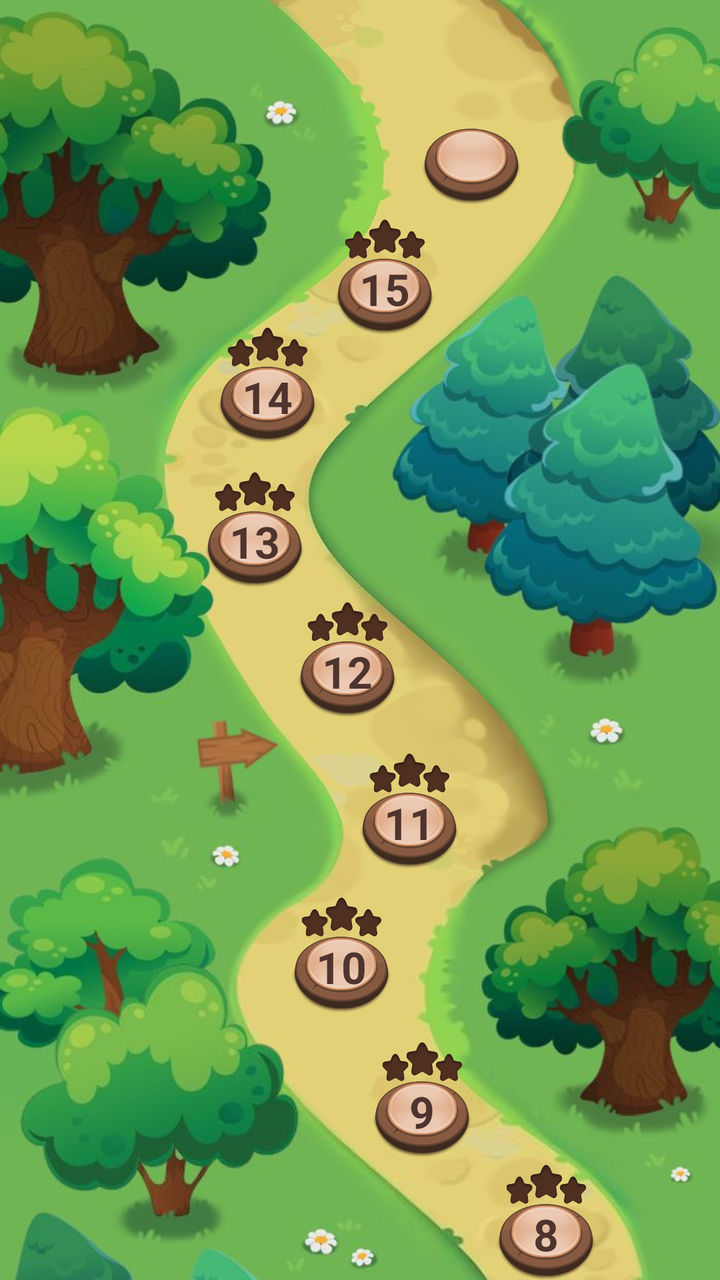
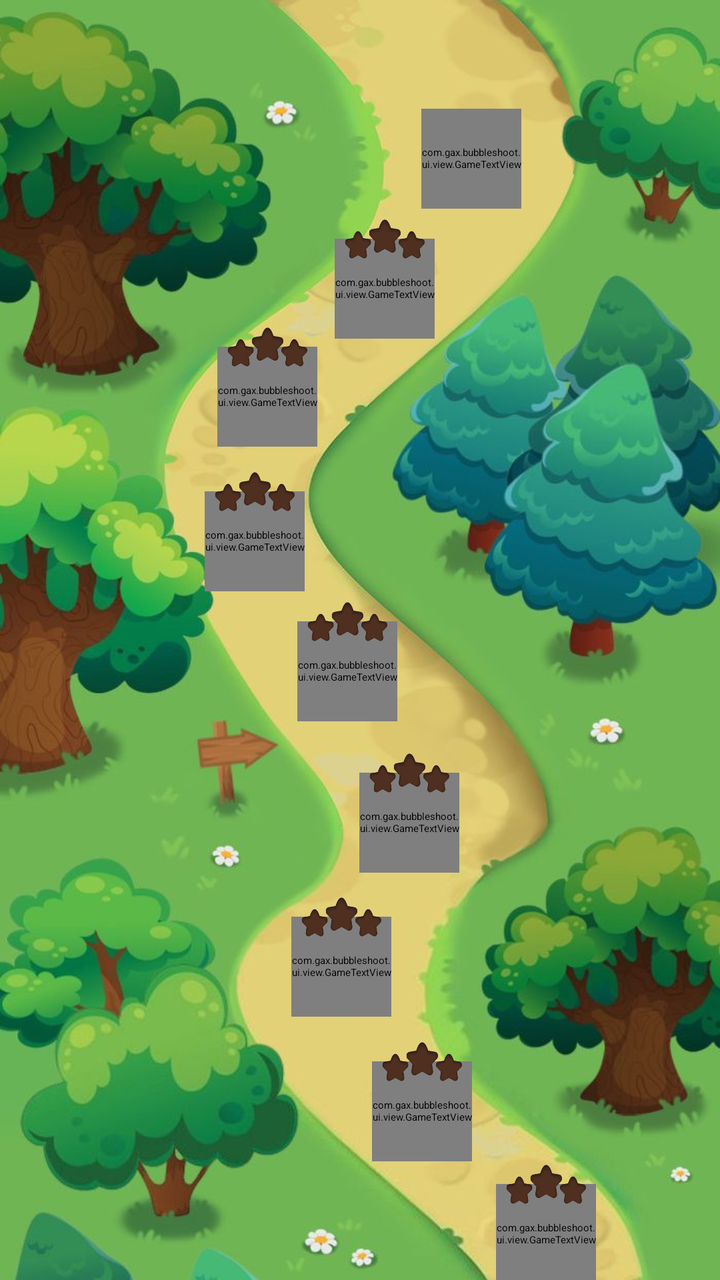

Two renders of the same Android screen: before a commit and after it. Below are the layout's source before the change and the commit's diff.
<!-- AndroidManifest.xml: application theme Theme.App.Starting -->
<!-- res/layout/view_map_level.xml -->
<?xml version="1.0" encoding="utf-8"?>
<ScrollView
    xmlns:android="http://schemas.android.com/apk/res/android"
    xmlns:app="http://schemas.android.com/apk/res-auto"
    xmlns:tools="http://schemas.android.com/tools"
    android:id="@+id/layout_map"
    android:layout_width="match_parent"
    android:layout_height="match_parent"
    android:layout_marginTop="@dimen/image_state_height"
    tools:ignore="ContentDescription">

    <androidx.constraintlayout.widget.ConstraintLayout
        android:layout_width="match_parent"
        android:layout_height="wrap_content">

        <ImageView
            android:id="@+id/image_map_01"
            android:layout_width="0dp"
            android:layout_height="0dp"
            android:background="@drawable/map_01"
            app:layout_constraintBottom_toBottomOf="parent"
            app:layout_constraintDimensionRatio="7:8"
            app:layout_constraintEnd_toEndOf="parent"
            app:layout_constraintStart_toStartOf="parent" />

        <ImageView
            android:id="@+id/image_map_02"
            android:layout_width="0dp"
            android:layout_height="0dp"
            android:background="@drawable/map_02"
            app:layout_constraintBottom_toTopOf="@id/image_map_01"
            app:layout_constraintDimensionRatio="7:8"
            app:layout_constraintEnd_toEndOf="parent"
            app:layout_constraintStart_toStartOf="parent" />

        <ImageView
            android:id="@+id/image_map_03"
            android:layout_width="0dp"
            android:layout_height="0dp"
            android:background="@drawable/map_03"
            app:layout_constraintBottom_toTopOf="@id/image_map_02"
            app:layout_constraintDimensionRatio="7:8"
            app:layout_constraintEnd_toEndOf="parent"
            app:layout_constraintStart_toStartOf="parent" />

        <TextView
            android:id="@+id/btn_level_previous"
            android:layout_width="@dimen/btn_level_width"
            android:layout_height="@dimen/btn_level_width"
            android:background="@drawable/btn_level"
            app:fontFamily="@font/baloo"
            android:gravity="center"
            android:textColor="@color/brown"
            android:textSize="@dimen/txt_dialog_size"
            android:textStyle="bold"
            app:layout_constraintBottom_toBottomOf="@id/image_map_01"
            app:layout_constraintEnd_toEndOf="parent"
            app:layout_constraintHorizontal_bias="0.5"
            app:layout_constraintStart_toStartOf="parent"
            app:layout_constraintTop_toTopOf="@id/image_map_01"
            app:layout_constraintVertical_bias="0.85" />

        <TextView
            android:id="@+id/btn_level_1"
            android:layout_width="@dimen/btn_level_width"
            android:layout_height="@dimen/btn_level_width"
            android:background="@drawable/btn_level"
            app:fontFamily="@font/baloo"
            android:gravity="center"
            android:text="1"
            android:textColor="@color/brown"
            android:textSize="@dimen/txt_level_size"
            android:textStyle="bold"
            app:layout_constraintBottom_toBottomOf="@id/image_map_01"
            app:layout_constraintEnd_toEndOf="parent"
            app:layout_constraintHorizontal_bias="0.33"
            app:layout_constraintStart_toStartOf="parent"
            app:layout_constraintTop_toTopOf="@id/image_map_01"
            app:layout_constraintVertical_bias="0.67" />

        <ImageView
            android:id="@+id/image_level_star_1"
            android:layout_width="@dimen/image_level_star_width"
            android:layout_height="0dp"
            android:src="@drawable/star_set_bg"
            app:layout_constraintBottom_toTopOf="@+id/btn_level_1"
            app:layout_constraintDimensionRatio="2:1"
            app:layout_constraintEnd_toEndOf="@id/btn_level_1"
            app:layout_constraintStart_toStartOf="@id/btn_level_1"
            app:layout_constraintTop_toTopOf="@id/btn_level_1" />

        <TextView
            android:id="@+id/btn_level_2"
            android:layout_width="@dimen/btn_level_width"
            android:layout_height="@dimen/btn_level_width"
            android:background="@drawable/btn_level"
            app:fontFamily="@font/baloo"
            android:gravity="center"
            android:text="2"
            android:textColor="@color/brown"
            android:textSize="@dimen/txt_level_size"
            android:textStyle="bold"
            app:layout_constraintBottom_toBottomOf="@id/image_map_01"
            app:layout_constraintEnd_toEndOf="parent"
            app:layout_constraintHorizontal_bias="0.37"
            app:layout_constraintStart_toStartOf="parent"
            app:layout_constraintTop_toTopOf="@id/image_map_01"
            app:layout_constraintVertical_bias="0.45" />

        <ImageView
            android:id="@+id/image_level_star_2"
            android:layout_width="@dimen/image_level_star_width"
            android:layout_height="0dp"
            android:src="@drawable/star_set_bg"
            app:layout_constraintBottom_toTopOf="@+id/btn_level_2"
            app:layout_constraintDimensionRatio="2:1"
            app:layout_constraintEnd_toEndOf="@id/btn_level_2"
            app:layout_constraintStart_toStartOf="@id/btn_level_2"
            app:layout_constraintTop_toTopOf="@id/btn_level_2" />

        <TextView
            android:id="@+id/btn_level_3"
            android:layout_width="@dimen/btn_level_width"
            android:layout_height="@dimen/btn_level_width"
            android:background="@drawable/btn_level"
            app:fontFamily="@font/baloo"
            android:gravity="center"
            android:text="3"
            android:textColor="@color/brown"
            android:textSize="@dimen/txt_level_size"
            android:textStyle="bold"
            app:layout_constraintBottom_toBottomOf="@id/image_map_01"
            app:layout_constraintEnd_toEndOf="parent"
            app:layout_constraintHorizontal_bias="0.58"
            app:layout_constraintStart_toStartOf="parent"
            app:layout_constraintTop_toTopOf="@id/image_map_01"
            app:layout_constraintVertical_bias="0.3" />

        <ImageView
            android:id="@+id/image_level_star_3"
            android:layout_width="@dimen/image_level_star_width"
            android:layout_height="0dp"
            android:src="@drawable/star_set_bg"
            app:layout_constraintBottom_toTopOf="@+id/btn_level_3"
            app:layout_constraintDimensionRatio="2:1"
            app:layout_constraintEnd_toEndOf="@id/btn_level_3"
            app:layout_constraintStart_toStartOf="@id/btn_level_3"
            app:layout_constraintTop_toTopOf="@id/btn_level_3" />

        <TextView
            android:id="@+id/btn_level_4"
            android:layout_width="@dimen/btn_level_width"
            android:layout_height="@dimen/btn_level_width"
            android:background="@drawable/btn_level"
            app:fontFamily="@font/baloo"
            android:gravity="center"
            android:text="4"
            android:textColor="@color/brown"
            android:textSize="@dimen/txt_level_size"
            android:textStyle="bold"
            app:layout_constraintBottom_toBottomOf="@id/image_map_01"
            app:layout_constraintEnd_toEndOf="parent"
            app:layout_constraintHorizontal_bias="0.7"
            app:layout_constraintStart_toStartOf="parent"
            app:layout_constraintTop_toTopOf="@id/image_map_01"
            app:layout_constraintVertical_bias="0.12" />

        <ImageView
            android:id="@+id/image_level_star_4"
            android:layout_width="@dimen/image_level_star_width"
            android:layout_height="0dp"
            android:src="@drawable/star_set_bg"
            app:layout_constraintBottom_toTopOf="@+id/btn_level_4"
            app:layout_constraintDimensionRatio="2:1"
            app:layout_constraintEnd_toEndOf="@id/btn_level_4"
            app:layout_constraintStart_toStartOf="@id/btn_level_4"
            app:layout_constraintTop_toTopOf="@id/btn_level_4" />

        <TextView
            android:id="@+id/btn_level_5"
            android:layout_width="@dimen/btn_level_width"
            android:layout_height="@dimen/btn_level_width"
            android:background="@drawable/btn_level"
            app:fontFamily="@font/baloo"
            android:gravity="center"
            android:text="5"
            android:textColor="@color/brown"
            android:textSize="@dimen/txt_level_size"
            android:textStyle="bold"
            app:layout_constraintBottom_toBottomOf="@id/image_map_01"
            app:layout_constraintEnd_toEndOf="parent"
            app:layout_constraintHorizontal_bias="0.56"
            app:layout_constraintStart_toStartOf="parent"
            app:layout_constraintTop_toTopOf="@id/image_map_02" />

        <ImageView
            android:id="@+id/image_level_star_5"
            android:layout_width="@dimen/image_level_star_width"
            android:layout_height="0dp"
            android:src="@drawable/star_set_bg"
            app:layout_constraintBottom_toTopOf="@+id/btn_level_5"
            app:layout_constraintDimensionRatio="2:1"
            app:layout_constraintEnd_toEndOf="@id/btn_level_5"
            app:layout_constraintStart_toStartOf="@id/btn_level_5"
            app:layout_constraintTop_toTopOf="@id/btn_level_5" />

        <TextView
            android:id="@+id/btn_level_6"
            android:layout_width="@dimen/btn_level_width"
            android:layout_height="@dimen/btn_level_width"
            android:background="@drawable/btn_level"
            app:fontFamily="@font/baloo"
            android:gravity="center"
            android:text="6"
            android:textColor="@color/brown"
            android:textSize="@dimen/txt_level_size"
            android:textStyle="bold"
            app:layout_constraintBottom_toBottomOf="@id/image_map_02"
            app:layout_constraintEnd_toEndOf="parent"
            app:layout_constraintHorizontal_bias="0.64"
            app:layout_constraintStart_toStartOf="parent"
            app:layout_constraintTop_toTopOf="@id/image_map_02"
            app:layout_constraintVertical_bias="0.88" />

        <ImageView
            android:id="@+id/image_level_star_6"
            android:layout_width="@dimen/image_level_star_width"
            android:layout_height="0dp"
            android:src="@drawable/star_set_bg"
            app:layout_constraintBottom_toTopOf="@+id/btn_level_6"
            app:layout_constraintDimensionRatio="2:1"
            app:layout_constraintEnd_toEndOf="@id/btn_level_6"
            app:layout_constraintStart_toStartOf="@id/btn_level_6"
            app:layout_constraintTop_toTopOf="@id/btn_level_6" />

        <TextView
            android:id="@+id/btn_level_7"
            android:layout_width="@dimen/btn_level_width"
            android:layout_height="@dimen/btn_level_width"
            android:background="@drawable/btn_level"
            app:fontFamily="@font/baloo"
            android:gravity="center"
            android:text="7"
            android:textColor="@color/brown"
            android:textSize="@dimen/txt_level_size"
            android:textStyle="bold"
            app:layout_constraintBottom_toBottomOf="@id/image_map_02"
            app:layout_constraintEnd_toEndOf="parent"
            app:layout_constraintHorizontal_bias="0.81"
            app:layout_constraintStart_toStartOf="parent"
            app:layout_constraintTop_toTopOf="@id/image_map_02"
            app:layout_constraintVertical_bias="0.72" />

        <ImageView
            android:id="@+id/image_level_star_7"
            android:layout_width="@dimen/image_level_star_width"
            android:layout_height="0dp"
            android:src="@drawable/star_set_bg"
            app:layout_constraintBottom_toTopOf="@+id/btn_level_7"
            app:layout_constraintDimensionRatio="2:1"
            app:layout_constraintEnd_toEndOf="@id/btn_level_7"
            app:layout_constraintStart_toStartOf="@id/btn_level_7"
            app:layout_constraintTop_toTopOf="@id/btn_level_7" />

        <TextView
            android:id="@+id/btn_level_8"
            android:layout_width="@dimen/btn_level_width"
            android:layout_height="@dimen/btn_level_width"
            android:background="@drawable/btn_level"
            app:fontFamily="@font/baloo"
            android:gravity="center"
            android:text="8"
            android:textColor="@color/brown"
            android:textSize="@dimen/txt_level_size"
            android:textStyle="bold"
            app:layout_constraintBottom_toBottomOf="@id/image_map_02"
            app:layout_constraintEnd_toEndOf="parent"
            app:layout_constraintHorizontal_bias="0.8"
            app:layout_constraintStart_toStartOf="parent"
            app:layout_constraintTop_toTopOf="@id/image_map_02"
            app:layout_constraintVertical_bias="0.5" />

        <ImageView
            android:id="@+id/image_level_star_8"
            android:layout_width="@dimen/image_level_star_width"
            android:layout_height="0dp"
            android:src="@drawable/star_set_bg"
            app:layout_constraintBottom_toTopOf="@+id/btn_level_8"
            app:layout_constraintDimensionRatio="2:1"
            app:layout_constraintEnd_toEndOf="@id/btn_level_8"
            app:layout_constraintStart_toStartOf="@id/btn_level_8"
            app:layout_constraintTop_toTopOf="@id/btn_level_8" />

        <TextView
            android:id="@+id/btn_level_9"
            android:layout_width="@dimen/btn_level_width"
            android:layout_height="@dimen/btn_level_width"
            android:background="@drawable/btn_level"
            app:fontFamily="@font/baloo"
            android:gravity="center"
            android:text="9"
            android:textColor="@color/brown"
            android:textSize="@dimen/txt_level_size"
            android:textStyle="bold"
            app:layout_constraintBottom_toBottomOf="@id/image_map_02"
            app:layout_constraintEnd_toEndOf="parent"
            app:layout_constraintHorizontal_bias="0.6"
            app:layout_constraintStart_toStartOf="parent"
            app:layout_constraintTop_toTopOf="@id/image_map_02"
            app:layout_constraintVertical_bias="0.33" />

        <ImageView
            android:id="@+id/image_level_star_9"
            android:layout_width="@dimen/image_level_star_width"
            android:layout_height="0dp"
            android:src="@drawable/star_set_bg"
            app:layout_constraintBottom_toTopOf="@+id/btn_level_9"
            app:layout_constraintDimensionRatio="2:1"
            app:layout_constraintEnd_toEndOf="@id/btn_level_9"
            app:layout_constraintStart_toStartOf="@id/btn_level_9"
            app:layout_constraintTop_toTopOf="@id/btn_level_9" />

        <TextView
            android:id="@+id/btn_level_10"
            android:layout_width="@dimen/btn_level_width"
            android:layout_height="@dimen/btn_level_width"
            android:background="@drawable/btn_level"
            app:fontFamily="@font/baloo"
            android:gravity="center"
            android:text="10"
            android:textColor="@color/brown"
            android:textSize="@dimen/txt_level_size"
            android:textStyle="bold"
            app:layout_constraintBottom_toBottomOf="@id/image_map_02"
            app:layout_constraintEnd_toEndOf="parent"
            app:layout_constraintHorizontal_bias="0.47"
            app:layout_constraintStart_toStartOf="parent"
            app:layout_constraintTop_toTopOf="@id/image_map_02"
            app:layout_constraintVertical_bias="0.13" />

        <ImageView
            android:id="@+id/image_level_star_10"
            android:layout_width="@dimen/image_level_star_width"
            android:layout_height="0dp"
            android:src="@drawable/star_set_bg"
            app:layout_constraintBottom_toTopOf="@+id/btn_level_10"
            app:layout_constraintDimensionRatio="2:1"
            app:layout_constraintEnd_toEndOf="@id/btn_level_10"
            app:layout_constraintStart_toStartOf="@id/btn_level_10"
            app:layout_constraintTop_toTopOf="@id/btn_level_10" />

        <TextView
            android:id="@+id/btn_level_11"
            android:layout_width="@dimen/btn_level_width"
            android:layout_height="@dimen/btn_level_width"
            android:background="@drawable/btn_level"
            app:fontFamily="@font/baloo"
            android:gravity="center"
            android:text="11"
            android:textColor="@color/brown"
            android:textSize="@dimen/txt_level_size"
            android:textStyle="bold"
            app:layout_constraintBottom_toBottomOf="@id/image_map_02"
            app:layout_constraintEnd_toEndOf="parent"
            app:layout_constraintHorizontal_bias="0.58"
            app:layout_constraintStart_toStartOf="parent"
            app:layout_constraintTop_toTopOf="@id/image_map_03" />

        <ImageView
            android:id="@+id/image_level_star_11"
            android:layout_width="@dimen/image_level_star_width"
            android:layout_height="0dp"
            android:src="@drawable/star_set_bg"
            app:layout_constraintBottom_toTopOf="@+id/btn_level_11"
            app:layout_constraintDimensionRatio="2:1"
            app:layout_constraintEnd_toEndOf="@id/btn_level_11"
            app:layout_constraintStart_toStartOf="@id/btn_level_11"
            app:layout_constraintTop_toTopOf="@id/btn_level_11" />

        <TextView
            android:id="@+id/btn_level_12"
            android:layout_width="@dimen/btn_level_width"
            android:layout_height="@dimen/btn_level_width"
            android:background="@drawable/btn_level"
            app:fontFamily="@font/baloo"
            android:gravity="center"
            android:text="12"
            android:textColor="@color/brown"
            android:textSize="@dimen/txt_level_size"
            android:textStyle="bold"
            app:layout_constraintBottom_toBottomOf="@id/image_map_03"
            app:layout_constraintEnd_toEndOf="parent"
            app:layout_constraintHorizontal_bias="0.48"
            app:layout_constraintStart_toStartOf="parent"
            app:layout_constraintTop_toTopOf="@id/image_map_03"
            app:layout_constraintVertical_bias="0.86" />

        <ImageView
            android:id="@+id/image_level_star_12"
            android:layout_width="@dimen/image_level_star_width"
            android:layout_height="0dp"
            android:src="@drawable/star_set_bg"
            app:layout_constraintBottom_toTopOf="@+id/btn_level_12"
            app:layout_constraintDimensionRatio="2:1"
            app:layout_constraintEnd_toEndOf="@id/btn_level_12"
            app:layout_constraintStart_toStartOf="@id/btn_level_12"
            app:layout_constraintTop_toTopOf="@id/btn_level_12" />

        <TextView
            android:id="@+id/btn_level_13"
            android:layout_width="@dimen/btn_level_width"
            android:layout_height="@dimen/btn_level_width"
            android:background="@drawable/btn_level"
            app:fontFamily="@font/baloo"
            android:gravity="center"
            android:text="13"
            android:textColor="@color/brown"
            android:textSize="@dimen/txt_level_size"
            android:textStyle="bold"
            app:layout_constraintBottom_toBottomOf="@id/image_map_03"
            app:layout_constraintEnd_toEndOf="parent"
            app:layout_constraintHorizontal_bias="0.33"
            app:layout_constraintStart_toStartOf="parent"
            app:layout_constraintTop_toTopOf="@id/image_map_03"
            app:layout_constraintVertical_bias="0.68" />

        <ImageView
            android:id="@+id/image_level_star_13"
            android:layout_width="@dimen/image_level_star_width"
            android:layout_height="0dp"
            android:src="@drawable/star_set_bg"
            app:layout_constraintBottom_toTopOf="@+id/btn_level_13"
            app:layout_constraintDimensionRatio="2:1"
            app:layout_constraintEnd_toEndOf="@id/btn_level_13"
            app:layout_constraintStart_toStartOf="@id/btn_level_13"
            app:layout_constraintTop_toTopOf="@id/btn_level_13" />

        <TextView
            android:id="@+id/btn_level_14"
            android:layout_width="@dimen/btn_level_width"
            android:layout_height="@dimen/btn_level_width"
            android:background="@drawable/btn_level"
            app:fontFamily="@font/baloo"
            android:gravity="center"
            android:text="14"
            android:textColor="@color/brown"
            android:textSize="@dimen/txt_level_size"
            android:textStyle="bold"
            app:layout_constraintBottom_toBottomOf="@id/image_map_03"
            app:layout_constraintEnd_toEndOf="parent"
            app:layout_constraintHorizontal_bias="0.35"
            app:layout_constraintStart_toStartOf="parent"
            app:layout_constraintTop_toTopOf="@id/image_map_03"
            app:layout_constraintVertical_bias="0.48" />

        <ImageView
            android:id="@+id/image_level_star_14"
            android:layout_width="@dimen/image_level_star_width"
            android:layout_height="0dp"
            android:src="@drawable/star_set_bg"
            app:layout_constraintBottom_toTopOf="@+id/btn_level_14"
            app:layout_constraintDimensionRatio="2:1"
            app:layout_constraintEnd_toEndOf="@id/btn_level_14"
            app:layout_constraintStart_toStartOf="@id/btn_level_14"
            app:layout_constraintTop_toTopOf="@id/btn_level_14" />

        <TextView
            android:id="@+id/btn_level_15"
            android:layout_width="@dimen/btn_level_width"
            android:layout_height="@dimen/btn_level_width"
            android:background="@drawable/btn_level"
            app:fontFamily="@font/baloo"
            android:gravity="center"
            android:text="15"
            android:textColor="@color/brown"
            android:textSize="@dimen/txt_level_size"
            android:textStyle="bold"
            app:layout_constraintBottom_toBottomOf="@id/image_map_03"
            app:layout_constraintEnd_toEndOf="parent"
            app:layout_constraintHorizontal_bias="0.54"
            app:layout_constraintStart_toStartOf="parent"
            app:layout_constraintTop_toTopOf="@id/image_map_03"
            app:layout_constraintVertical_bias="0.33" />

        <ImageView
            android:id="@+id/image_level_star_15"
            android:layout_width="@dimen/image_level_star_width"
            android:layout_height="0dp"
            android:src="@drawable/star_set_bg"
            app:layout_constraintBottom_toTopOf="@+id/btn_level_15"
            app:layout_constraintDimensionRatio="2:1"
            app:layout_constraintEnd_toEndOf="@id/btn_level_15"
            app:layout_constraintStart_toStartOf="@id/btn_level_15"
            app:layout_constraintTop_toTopOf="@id/btn_level_15" />

        <TextView
            android:id="@+id/btn_level_next"
            android:layout_width="@dimen/btn_level_width"
            android:layout_height="@dimen/btn_level_width"
            android:background="@drawable/btn_level"
            app:fontFamily="@font/baloo"
            android:gravity="center"
            android:textColor="@color/brown"
            android:textSize="@dimen/txt_dialog_size"
            android:textStyle="bold"
            app:layout_constraintBottom_toBottomOf="@id/image_map_03"
            app:layout_constraintEnd_toEndOf="parent"
            app:layout_constraintHorizontal_bias="0.68"
            app:layout_constraintStart_toStartOf="parent"
            app:layout_constraintTop_toTopOf="@id/image_map_03"
            app:layout_constraintVertical_bias="0.15" />

    </androidx.constraintlayout.widget.ConstraintLayout>

</ScrollView>
<!-- resources referenced by this layout -->
<resources>
  <color name="brown">#4E342E</color>
  <dimen name="btn_level_width">50dp</dimen>
  <dimen name="image_level_star_width">40dp</dimen>
  <dimen name="image_state_height">70dp</dimen>
  <dimen name="txt_dialog_size">35sp</dimen>
  <dimen name="txt_level_size">22sp</dimen>
  <!-- drawable btn_level: png bitmap (drawable, 83545 bytes) -->
  <!-- drawable map_01: jpg bitmap (drawable, 57787 bytes) -->
  <!-- drawable map_02: jpg bitmap (drawable, 56582 bytes) -->
  <!-- drawable map_03: jpg bitmap (drawable, 57944 bytes) -->
  <!-- drawable star_set_bg: png bitmap (drawable, 33724 bytes) -->
  <style name="Theme.App.Starting" parent="Theme.SplashScreen">
          
          <item name="windowSplashScreenBackground">@color/brown</item>
          
          
          <item name="postSplashScreenTheme">@style/Theme.AnimalsPop</item>
      </style>
  <style name="Theme.AnimalsPop" parent="Theme.MaterialComponents.DayNight.NoActionBar">
          
          <item name="colorPrimary">@color/purple_500</item>
          <item name="colorPrimaryVariant">@color/purple_700</item>
          <item name="colorOnPrimary">@color/white</item>
          
          <item name="colorSecondary">@color/teal_200</item>
          <item name="colorSecondaryVariant">@color/teal_700</item>
          <item name="colorOnSecondary">@color/black</item>
          
          <item name="android:statusBarColor" tools:targetApi="l">?attr/colorPrimaryVariant</item>
          
      </style>
  <color name="purple_500">#FF6200EE</color>
  <color name="purple_700">#FF3700B3</color>
  <color name="white">#FFFFFFFF</color>
  <color name="teal_200">#FF03DAC5</color>
  <color name="teal_700">#FF018786</color>
  <color name="black">#FF000000</color>
</resources>

<!-- the commit's change to res/layout/view_map_level.xml (unified diff, before → after) -->
@@ -43,7 +43,7 @@
             app:layout_constraintEnd_toEndOf="parent"
             app:layout_constraintStart_toStartOf="parent" />
 
-        <TextView
+        <com.gax.bubbleshoot.ui.view.GameTextView
             android:id="@+id/btn_level_previous"
             android:layout_width="@dimen/btn_level_width"
             android:layout_height="@dimen/btn_level_width"
@@ -60,7 +60,7 @@
             app:layout_constraintTop_toTopOf="@id/image_map_01"
             app:layout_constraintVertical_bias="0.85" />
 
-        <TextView
+        <com.gax.bubbleshoot.ui.view.GameTextView
             android:id="@+id/btn_level_1"
             android:layout_width="@dimen/btn_level_width"
             android:layout_height="@dimen/btn_level_width"
@@ -89,7 +89,7 @@
             app:layout_constraintStart_toStartOf="@id/btn_level_1"
             app:layout_constraintTop_toTopOf="@id/btn_level_1" />
 
-        <TextView
+        <com.gax.bubbleshoot.ui.view.GameTextView
             android:id="@+id/btn_level_2"
             android:layout_width="@dimen/btn_level_width"
             android:layout_height="@dimen/btn_level_width"
@@ -118,7 +118,7 @@
             app:layout_constraintStart_toStartOf="@id/btn_level_2"
             app:layout_constraintTop_toTopOf="@id/btn_level_2" />
 
-        <TextView
+        <com.gax.bubbleshoot.ui.view.GameTextView
             android:id="@+id/btn_level_3"
             android:layout_width="@dimen/btn_level_width"
             android:layout_height="@dimen/btn_level_width"
@@ -147,7 +147,7 @@
             app:layout_constraintStart_toStartOf="@id/btn_level_3"
             app:layout_constraintTop_toTopOf="@id/btn_level_3" />
 
-        <TextView
+        <com.gax.bubbleshoot.ui.view.GameTextView
             android:id="@+id/btn_level_4"
             android:layout_width="@dimen/btn_level_width"
             android:layout_height="@dimen/btn_level_width"
@@ -176,7 +176,7 @@
             app:layout_constraintStart_toStartOf="@id/btn_level_4"
             app:layout_constraintTop_toTopOf="@id/btn_level_4" />
 
-        <TextView
+        <com.gax.bubbleshoot.ui.view.GameTextView
             android:id="@+id/btn_level_5"
             android:layout_width="@dimen/btn_level_width"
             android:layout_height="@dimen/btn_level_width"
@@ -204,7 +204,7 @@
             app:layout_constraintStart_toStartOf="@id/btn_level_5"
             app:layout_constraintTop_toTopOf="@id/btn_level_5" />
 
-        <TextView
+        <com.gax.bubbleshoot.ui.view.GameTextView
             android:id="@+id/btn_level_6"
             android:layout_width="@dimen/btn_level_width"
             android:layout_height="@dimen/btn_level_width"
@@ -233,7 +233,7 @@
             app:layout_constraintStart_toStartOf="@id/btn_level_6"
             app:layout_constraintTop_toTopOf="@id/btn_level_6" />
 
-        <TextView
+        <com.gax.bubbleshoot.ui.view.GameTextView
             android:id="@+id/btn_level_7"
             android:layout_width="@dimen/btn_level_width"
             android:layout_height="@dimen/btn_level_width"
@@ -262,7 +262,7 @@
             app:layout_constraintStart_toStartOf="@id/btn_level_7"
             app:layout_constraintTop_toTopOf="@id/btn_level_7" />
 
-        <TextView
+        <com.gax.bubbleshoot.ui.view.GameTextView
             android:id="@+id/btn_level_8"
             android:layout_width="@dimen/btn_level_width"
             android:layout_height="@dimen/btn_level_width"
@@ -291,7 +291,7 @@
             app:layout_constraintStart_toStartOf="@id/btn_level_8"
             app:layout_constraintTop_toTopOf="@id/btn_level_8" />
 
-        <TextView
+        <com.gax.bubbleshoot.ui.view.GameTextView
             android:id="@+id/btn_level_9"
             android:layout_width="@dimen/btn_level_width"
             android:layout_height="@dimen/btn_level_width"
@@ -320,7 +320,7 @@
             app:layout_constraintStart_toStartOf="@id/btn_level_9"
             app:layout_constraintTop_toTopOf="@id/btn_level_9" />
 
-        <TextView
+        <com.gax.bubbleshoot.ui.view.GameTextView
             android:id="@+id/btn_level_10"
             android:layout_width="@dimen/btn_level_width"
             android:layout_height="@dimen/btn_level_width"
@@ -349,7 +349,7 @@
             app:layout_constraintStart_toStartOf="@id/btn_level_10"
             app:layout_constraintTop_toTopOf="@id/btn_level_10" />
 
-        <TextView
+        <com.gax.bubbleshoot.ui.view.GameTextView
             android:id="@+id/btn_level_11"
             android:layout_width="@dimen/btn_level_width"
             android:layout_height="@dimen/btn_level_width"
@@ -377,7 +377,7 @@
             app:layout_constraintStart_toStartOf="@id/btn_level_11"
             app:layout_constraintTop_toTopOf="@id/btn_level_11" />
 
-        <TextView
+        <com.gax.bubbleshoot.ui.view.GameTextView
             android:id="@+id/btn_level_12"
             android:layout_width="@dimen/btn_level_width"
             android:layout_height="@dimen/btn_level_width"
@@ -406,7 +406,7 @@
             app:layout_constraintStart_toStartOf="@id/btn_level_12"
             app:layout_constraintTop_toTopOf="@id/btn_level_12" />
 
-        <TextView
+        <com.gax.bubbleshoot.ui.view.GameTextView
             android:id="@+id/btn_level_13"
             android:layout_width="@dimen/btn_level_width"
             android:layout_height="@dimen/btn_level_width"
@@ -435,7 +435,7 @@
             app:layout_constraintStart_toStartOf="@id/btn_level_13"
             app:layout_constraintTop_toTopOf="@id/btn_level_13" />
 
-        <TextView
+        <com.gax.bubbleshoot.ui.view.GameTextView
             android:id="@+id/btn_level_14"
             android:layout_width="@dimen/btn_level_width"
             android:layout_height="@dimen/btn_level_width"
@@ -464,7 +464,7 @@
             app:layout_constraintStart_toStartOf="@id/btn_level_14"
             app:layout_constraintTop_toTopOf="@id/btn_level_14" />
 
-        <TextView
+        <com.gax.bubbleshoot.ui.view.GameTextView
             android:id="@+id/btn_level_15"
             android:layout_width="@dimen/btn_level_width"
             android:layout_height="@dimen/btn_level_width"
@@ -493,7 +493,7 @@
             app:layout_constraintStart_toStartOf="@id/btn_level_15"
             app:layout_constraintTop_toTopOf="@id/btn_level_15" />
 
-        <TextView
+        <com.gax.bubbleshoot.ui.view.GameTextView
             android:id="@+id/btn_level_next"
             android:layout_width="@dimen/btn_level_width"
             android:layout_height="@dimen/btn_level_width"
